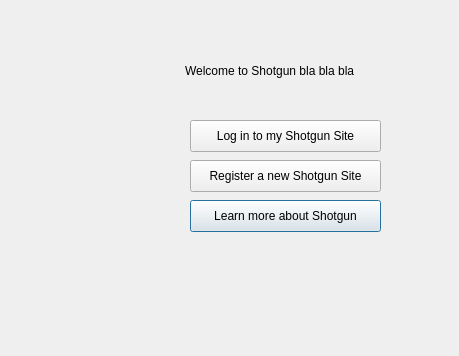
Before: the Qt Designer form plugins/basic/resources/welcome_dialog.ui in shotgunsoftware/tk-flame, drawn with Qt 5.
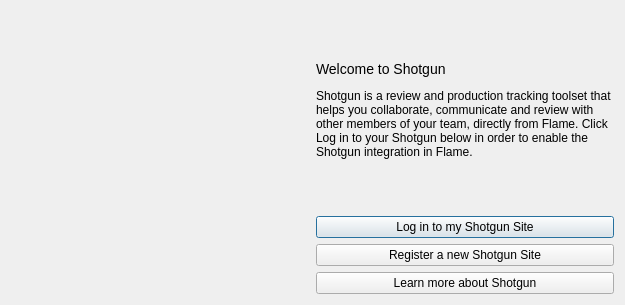
After: the same form once the commit is applied. Icons and pictures are not drawn.

Diff of the .ui file:
```diff
--- a/plugins/basic/resources/welcome_dialog.ui
+++ b/plugins/basic/resources/welcome_dialog.ui
@@ -6,22 +6,16 @@
    <rect>
     <x>0</x>
     <y>0</y>
-    <width>459</width>
-    <height>356</height>
+    <width>625</width>
+    <height>305</height>
    </rect>
   </property>
   <property name="windowTitle">
    <string>Welcome to Shotgun</string>
   </property>
+  <layout class="QHBoxLayout" name="horizontalLayout">
+   <item>
   <widget class="QLabel" name="logo_example">
-   <property name="geometry">
-    <rect>
-     <x>50</x>
-     <y>110</y>
-     <width>81</width>
-     <height>101</height>
-    </rect>
-   </property>
    <property name="text">
     <string/>
    </property>
@@ -29,58 +23,45 @@
     <pixmap resource="resources.qrc">:/tk_flame_basic/sg_logo.png</pixmap>
    </property>
   </widget>
+   </item>
+   <item>
+    <layout class="QVBoxLayout" name="verticalLayout">
+     <item>
   <widget class="QLabel" name="label">
-   <property name="geometry">
-    <rect>
-     <x>185</x>
-     <y>50</y>
-     <width>201</width>
-     <height>41</height>
-    </rect>
-   </property>
    <property name="text">
-    <string>Welcome to Shotgun bla bla bla</string>
-   </property>
-  </widget>
-  <widget class="QPushButton" name="learn_more">
-   <property name="geometry">
-    <rect>
-     <x>190</x>
-     <y>200</y>
-     <width>191</width>
-     <height>32</height>
-    </rect>
-   </property>
-   <property name="text">
-    <string>Learn more about Shotgun</string>
-   </property>
-  </widget>
+        <string>&lt;big&gt;Welcome to Shotgun&lt;/big&gt;
+
+&lt;p&gt;Shotgun is a review and production tracking toolset that helps you collaborate, communicate and review with other members of your team, directly from Flame. Click Log in to your Shotgun below in order to enable the Shotgun integration in Flame.&lt;/p&gt;</string>
+       </property>
+       <property name="wordWrap">
+        <bool>true</bool>
+       </property>
+      </widget>
+     </item>
+     <item>
   <widget class="QPushButton" name="login">
-   <property name="geometry">
-    <rect>
-     <x>190</x>
-     <y>120</y>
-     <width>191</width>
-     <height>32</height>
-    </rect>
-   </property>
    <property name="text">
     <string>Log in to my Shotgun Site</string>
    </property>
   </widget>
+     </item>
+     <item>
   <widget class="QPushButton" name="register_site">
-   <property name="geometry">
-    <rect>
-     <x>190</x>
-     <y>160</y>
-     <width>191</width>
-     <height>32</height>
-    </rect>
-   </property>
    <property name="text">
     <string>Register a new Shotgun Site</string>
    </property>
   </widget>
+     </item>
+     <item>
+      <widget class="QPushButton" name="learn_more">
+       <property name="text">
+        <string>Learn more about Shotgun</string>
+       </property>
+      </widget>
+     </item>
+    </layout>
+   </item>
+  </layout>
  </widget>
  <resources>
   <include location="resources.qrc"/>
```
Lines whose indentation alone changed are shown as unchanged.
